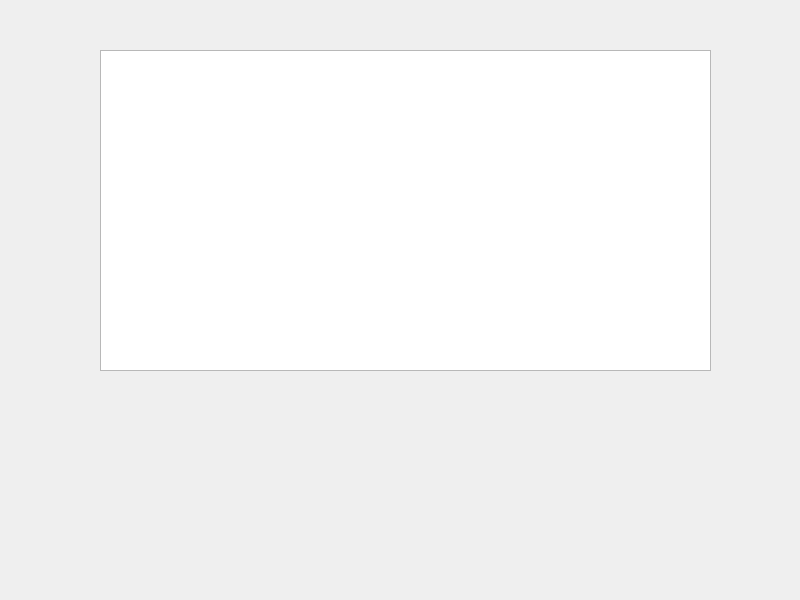
Old version of the form scandre.ui in the repository ahmedmgh67/coursetracking-cs2.
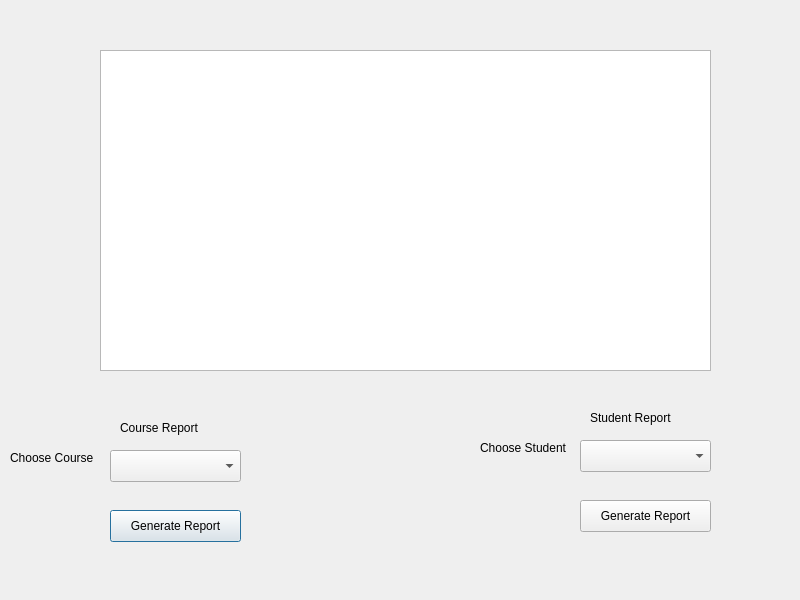
New version of the form.

```diff
--- a/scandre.ui
+++ b/scandre.ui
@@ -23,6 +23,104 @@
     </rect>
    </property>
   </widget>
+  <widget class="QComboBox" name="comboBox">
+   <property name="geometry">
+    <rect>
+     <x>110</x>
+     <y>450</y>
+     <width>131</width>
+     <height>32</height>
+    </rect>
+   </property>
+  </widget>
+  <widget class="QLabel" name="label">
+   <property name="geometry">
+    <rect>
+     <x>120</x>
+     <y>420</y>
+     <width>91</width>
+     <height>16</height>
+    </rect>
+   </property>
+   <property name="text">
+    <string>Course Report</string>
+   </property>
+  </widget>
+  <widget class="QLabel" name="label_2">
+   <property name="geometry">
+    <rect>
+     <x>10</x>
+     <y>450</y>
+     <width>101</width>
+     <height>16</height>
+    </rect>
+   </property>
+   <property name="text">
+    <string>Choose Course</string>
+   </property>
+  </widget>
+  <widget class="QPushButton" name="genreco">
+   <property name="geometry">
+    <rect>
+     <x>110</x>
+     <y>510</y>
+     <width>131</width>
+     <height>32</height>
+    </rect>
+   </property>
+   <property name="text">
+    <string>Generate Report</string>
+   </property>
+  </widget>
+  <widget class="QComboBox" name="comboBox_2">
+   <property name="geometry">
+    <rect>
+     <x>580</x>
+     <y>440</y>
+     <width>131</width>
+     <height>32</height>
+    </rect>
+   </property>
+  </widget>
+  <widget class="QPushButton" name="genrest">
+   <property name="geometry">
+    <rect>
+     <x>580</x>
+     <y>500</y>
+     <width>131</width>
+     <height>32</height>
+    </rect>
+   </property>
+   <property name="text">
+    <string>Generate Report</string>
+   </property>
+  </widget>
+  <widget class="QLabel" name="label_3">
+   <property name="geometry">
+    <rect>
+     <x>480</x>
+     <y>440</y>
+     <width>101</width>
+     <height>16</height>
+    </rect>
+   </property>
+   <property name="text">
+    <string>Choose Student</string>
+   </property>
+  </widget>
+  <widget class="QLabel" name="label_4">
+   <property name="geometry">
+    <rect>
+     <x>590</x>
+     <y>410</y>
+     <width>91</width>
+     <height>16</height>
+    </rect>
+   </property>
+   <property name="text">
+    <string>Student Report</string>
+   </property>
+  </widget>
  </widget>
  <resources/>
  <connections/>
```
